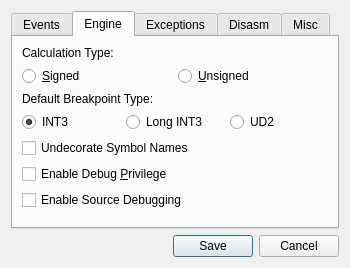
x64dbg/x64dbg, file x64_dbg_gui/Project/Src/Gui/SettingsDialog.ui: the form before one commit.
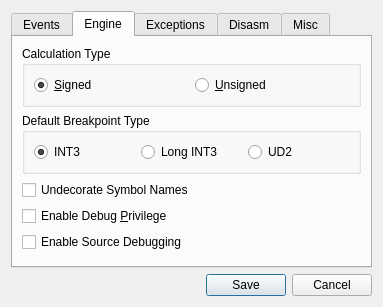
The form after the commit. The open tabs and pages were chosen to show the change. Icons and pictures are not drawn.

Commit message: GUI: resolved issue #274

Patch:
```diff
--- a/x64_dbg_gui/Project/Src/Gui/SettingsDialog.ui
+++ b/x64_dbg_gui/Project/Src/Gui/SettingsDialog.ui
@@ -6,8 +6,8 @@
    <rect>
     <x>0</x>
     <y>0</y>
-    <width>350</width>
-    <height>250</height>
+    <width>383</width>
+    <height>307</height>
    </rect>
   </property>
   <property name="sizePolicy">
@@ -154,18 +154,17 @@
       </attribute>
       <layout class="QVBoxLayout" name="verticalLayout_4">
        <item>
-        <widget class="QLabel" name="lblCalculationType">
+        <widget class="QGroupBox" name="groupBox_2">
          <property name="sizePolicy">
-          <sizepolicy hsizetype="Preferred" vsizetype="Fixed">
+          <sizepolicy hsizetype="Preferred" vsizetype="MinimumExpanding">
            <horstretch>0</horstretch>
            <verstretch>0</verstretch>
           </sizepolicy>
          </property>
-         <property name="text">
-          <string>Calculation Type:</string>
+         <property name="title">
+          <string>Calculation Type</string>
          </property>
-        </widget>
-       </item>
+         <layout class="QVBoxLayout" name="verticalLayout_6">
        <item>
         <layout class="QHBoxLayout" name="layoutCalulationType">
          <property name="sizeConstraint">
@@ -190,19 +189,21 @@
          </item>
         </layout>
        </item>
+         </layout>
+        </widget>
+       </item>
        <item>
-        <widget class="QLabel" name="lblBreakpointType">
+        <widget class="QGroupBox" name="groupBox">
          <property name="sizePolicy">
-          <sizepolicy hsizetype="Preferred" vsizetype="Fixed">
+          <sizepolicy hsizetype="Preferred" vsizetype="Expanding">
            <horstretch>0</horstretch>
            <verstretch>0</verstretch>
           </sizepolicy>
          </property>
-         <property name="text">
-          <string>Default Breakpoint Type:</string>
+         <property name="title">
+          <string>Default Breakpoint Type</string>
          </property>
-        </widget>
-       </item>
+         <layout class="QVBoxLayout" name="verticalLayout_7">
        <item>
         <layout class="QHBoxLayout" name="layoutBreakpointType">
          <item>
@@ -230,6 +231,9 @@
           </widget>
          </item>
         </layout>
+          </item>
+         </layout>
+        </widget>
        </item>
        <item>
         <widget class="QCheckBox" name="chkUndecorateSymbolNames">
```
Left out of the diff: 2 changed lines with no effect on the pictures. Lines whose indentation alone changed are shown as unchanged.
